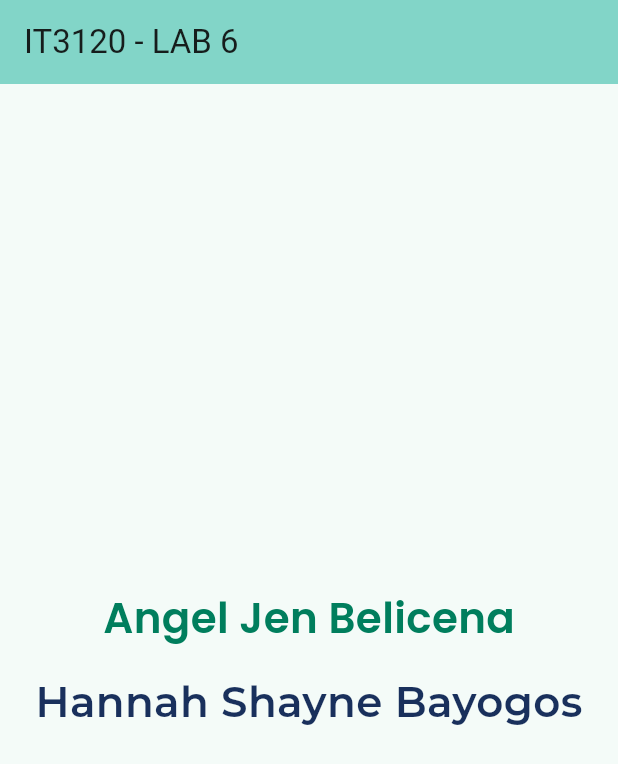
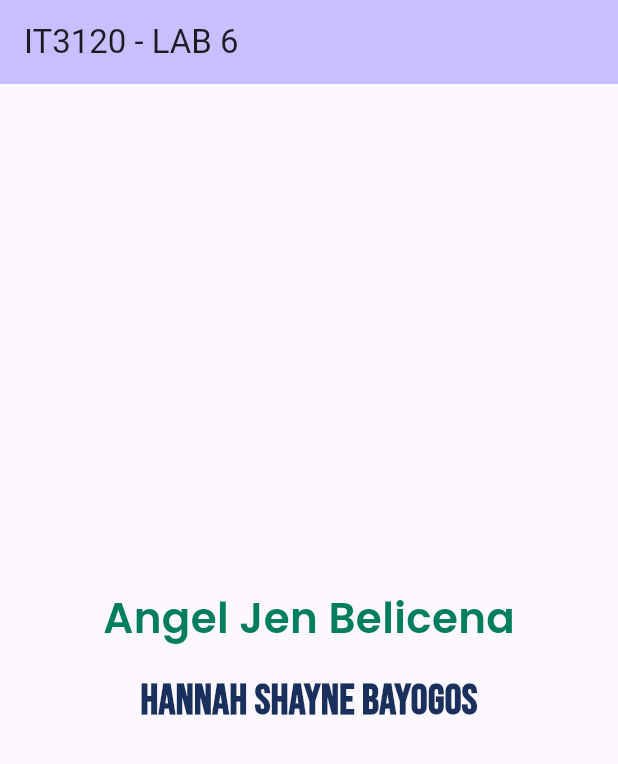
Before and after one commit to ajbelicena01/it3120-lab6, a Flutter app: the screen it shows after launch, on a phone screen of 412 x 824 dp. Shown: the top 764 px of the screen. Run offline on Flutter 3.47's test engine with Material 3 defaults, Android fonts, the phone set to English and light mode, and no system bars; our stand-ins replace google_fonts.

Commit message:
Changed background color. Changed font style and color.

```diff
--- a/lib/main.dart
+++ b/lib/main.dart
@@ -13,7 +13,7 @@
     return MaterialApp(
       title: 'IT3120 - LAB 6',
       theme: ThemeData(
-        colorScheme: ColorScheme.fromSeed(seedColor: const Color(0xFFEAF2EF)),
+        colorScheme: ColorScheme.fromSeed(seedColor: const Color(0xFFF4EEFF)),
         useMaterial3: true,
       ),
       home: const MyHomePage(title: 'IT3120 - LAB 6'),
@@ -53,7 +53,7 @@
             const SizedBox(height: 16),
             Text(
               'Hannah Shayne Bayogos',
-              style: GoogleFonts.Montserrat(
+              style: GoogleFonts.bebasNeue(
                 color: const Color(0xFF19305C),
                 fontSize: 28,
                 fontWeight: FontWeight.w600,
```
